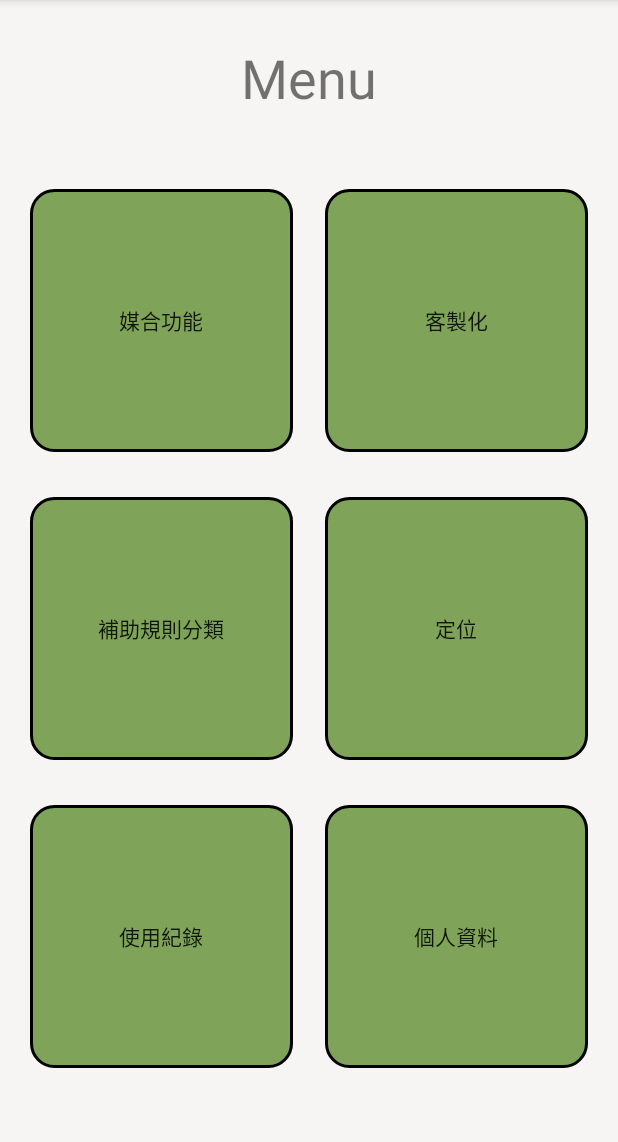
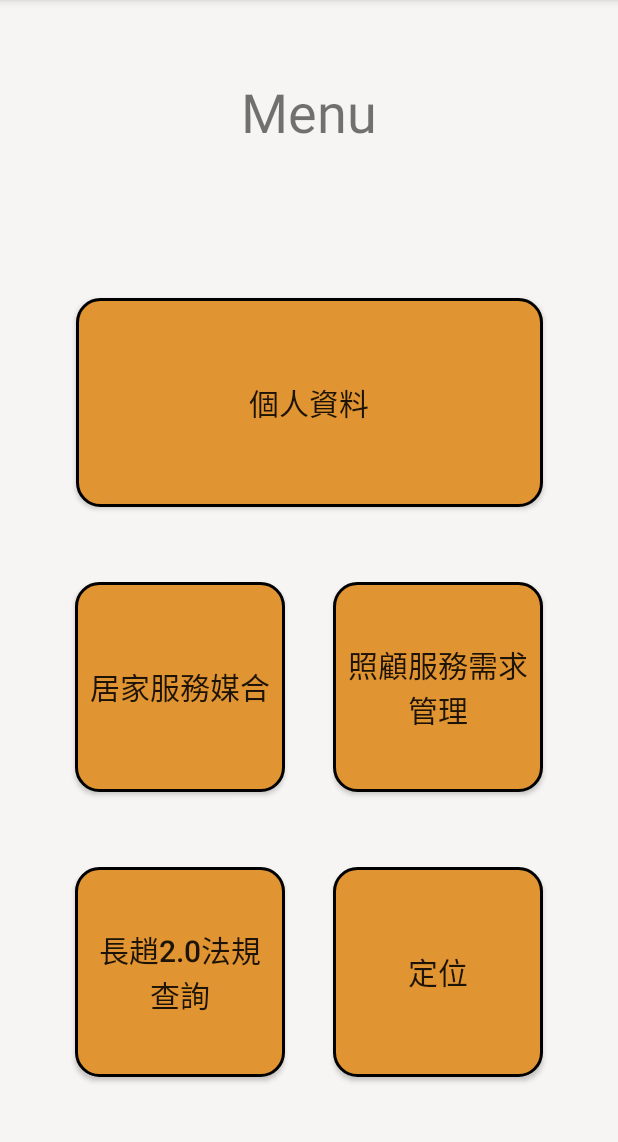
Before and after one commit to peter-kong/-APP, an Android app: the Menu screen opened directly, with no data from a screen before it, on a phone screen of 412 x 824 dp, the part 84-1226 px from its top. Run offline under Robolectric (Android 15) with nearby library versions, the phone set to English and light mode, and no system bars; 2 statements that could not run were skipped.

Commit message:
Menu名稱更改

```diff
--- a/Thematic/app/src/main/res/drawable/shape_rectangle.xml
+++ b/Thematic/app/src/main/res/drawable/shape_rectangle.xml
@@ -3,7 +3,7 @@
 <shape xmlns:android="http://schemas.android.com/apk/res/android"
     android:shape="rectangle">
     <!-- 顏色 -->
-    <solid android:color="#D568943A" />
+    <solid android:color="#E09432" />
     <!-- 文字與邊框的間距 -->
     <padding
         android:top="10dp"
--- a/Thematic/app/src/main/res/layout/activity_menu.xml
+++ b/Thematic/app/src/main/res/layout/activity_menu.xml
@@ -9,77 +9,73 @@
 
     <Button
         android:id="@+id/客製化"
-        android:layout_width="175dp"
-        android:layout_height="175dp"
-        android:layout_marginTop="50dp"
-        android:layout_marginEnd="20dp"
-        android:layout_marginRight="20dp"
+        android:layout_width="140dp"
+        android:layout_height="140dp"
+        android:layout_marginEnd="50dp"
+        android:layout_marginRight="50dp"
+        android:layout_marginBottom="50dp"
         android:background="@drawable/shape_rectangle"
         android:hapticFeedbackEnabled="false"
-        android:text="@string/客製化"
-        app:layout_constraintEnd_toEndOf="parent"
-        app:layout_constraintTop_toBottomOf="@+id/textView2" />
+        android:text="照顧服務需求管理"
+        android:textSize="20sp"
+        app:layout_constraintBottom_toTopOf="@+id/定位"
+        app:layout_constraintEnd_toEndOf="parent" />
 
     <Button
         android:id="@+id/補助規則分類"
-        android:layout_width="175dp"
-        android:layout_height="175dp"
-        android:layout_marginStart="20dp"
-        android:layout_marginLeft="20dp"
-        android:layout_marginTop="30dp"
+        android:layout_width="140dp"
+        android:layout_height="140dp"
+        android:layout_marginStart="50dp"
+        android:layout_marginLeft="50dp"
+        android:layout_marginBottom="50dp"
         android:background="@drawable/shape_rectangle"
         android:hapticFeedbackEnabled="false"
-        android:text="@string/補助規則分類"
-        app:layout_constraintStart_toStartOf="parent"
-        app:layout_constraintTop_toBottomOf="@+id/媒合功能" />
+        android:text="長趙2.0法規查詢"
+        android:textSize="20sp"
+        app:layout_constraintBottom_toBottomOf="parent"
+        app:layout_constraintStart_toStartOf="parent" />
 
     <Button
         android:id="@+id/定位"
-        android:layout_width="175dp"
-        android:layout_height="175dp"
-        android:layout_marginTop="30dp"
-        android:layout_marginEnd="20dp"
-        android:layout_marginRight="20dp"
+        android:layout_width="140dp"
+        android:layout_height="140dp"
+        android:layout_marginEnd="50dp"
+        android:layout_marginRight="50dp"
+        android:layout_marginBottom="50dp"
         android:background="@drawable/shape_rectangle"
         android:text="@string/定位"
-        app:layout_constraintEnd_toEndOf="parent"
-        app:layout_constraintTop_toBottomOf="@+id/客製化" />
-
-    <Button
-        android:id="@+id/使用紀錄"
-        android:layout_width="175dp"
-        android:layout_height="175dp"
-        android:layout_marginStart="20dp"
-        android:layout_marginLeft="20dp"
-        android:layout_marginTop="30dp"
-        android:background="@drawable/shape_rectangle"
-        android:text="@string/使用紀錄"
-        app:layout_constraintStart_toStartOf="parent"
-        app:layout_constraintTop_toBottomOf="@+id/補助規則分類" />
+        android:textSize="20sp"
+        app:layout_constraintBottom_toBottomOf="parent"
+        app:layout_constraintEnd_toEndOf="parent" />
 
     <Button
         android:id="@+id/媒合功能"
-        android:layout_width="175dp"
-        android:layout_height="175dp"
-        android:layout_marginStart="20dp"
-        android:layout_marginLeft="20dp"
-        android:layout_marginTop="50dp"
+        android:layout_width="140dp"
+        android:layout_height="140dp"
+        android:layout_marginStart="50dp"
+        android:layout_marginLeft="50dp"
+        android:layout_marginBottom="50dp"
         android:background="@drawable/shape_rectangle"
-        android:text="@string/媒合功能"
-        app:layout_constraintStart_toStartOf="parent"
-        app:layout_constraintTop_toBottomOf="@+id/textView2" />
+        android:text="居家服務媒合"
+        android:textSize="20sp"
+        app:layout_constraintBottom_toTopOf="@+id/補助規則分類"
+        app:layout_constraintStart_toStartOf="parent" />
 
     <Button
         android:id="@+id/個人資料"
-        android:layout_width="175dp"
-        android:layout_height="175dp"
-        android:layout_marginTop="30dp"
-        android:layout_marginEnd="20dp"
-        android:layout_marginRight="20dp"
+        android:layout_width="311dp"
+        android:layout_height="139dp"
+        android:layout_marginStart="50dp"
+        android:layout_marginLeft="50dp"
+        android:layout_marginEnd="50dp"
+        android:layout_marginRight="50dp"
+        android:layout_marginBottom="50dp"
         android:background="@drawable/shape_rectangle"
         android:text="@string/個人資料"
+        android:textSize="20sp"
+        app:layout_constraintBottom_toTopOf="@+id/客製化"
         app:layout_constraintEnd_toEndOf="parent"
-        app:layout_constraintTop_toBottomOf="@+id/定位" />
+        app:layout_constraintStart_toStartOf="parent" />
 
     <TextView
         android:id="@+id/textView2"
@@ -87,7 +83,7 @@
         android:layout_height="wrap_content"
         android:layout_marginStart="176dp"
         android:layout_marginLeft="176dp"
-        android:layout_marginTop="27dp"
+        android:layout_marginTop="50dp"
         android:layout_marginEnd="176dp"
         android:layout_marginRight="176dp"
         android:text="Menu"
```
